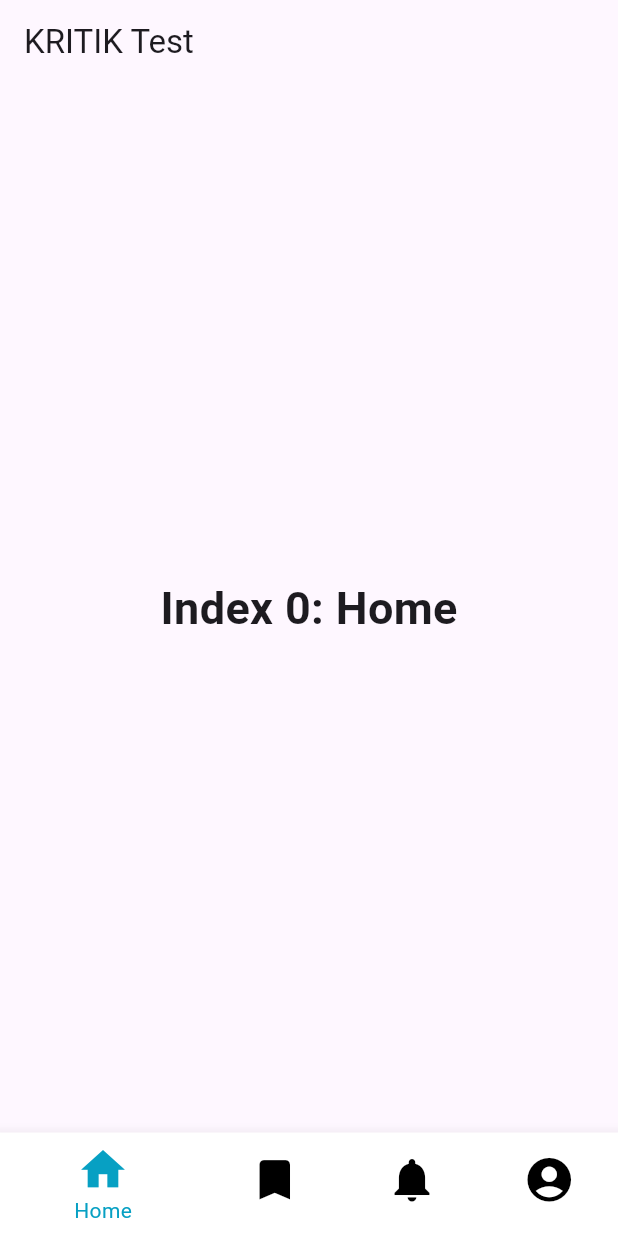
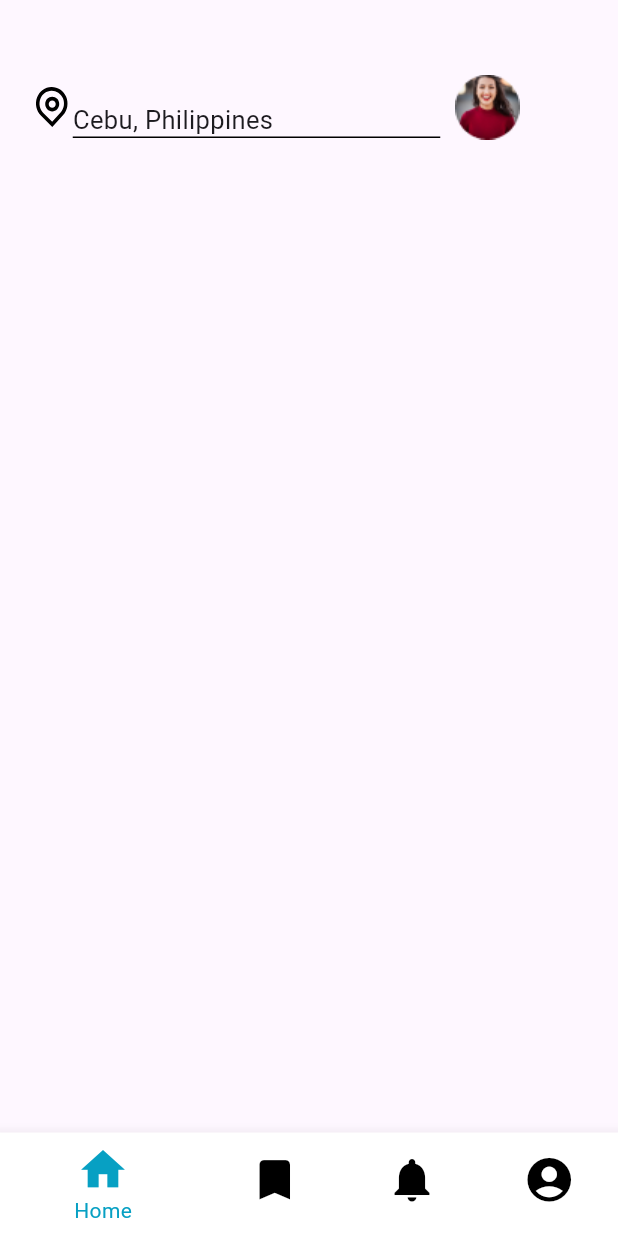
Before and after one commit to Krt-dev/KRITIK_v2023, a Flutter app: the screen it shows after launch, on a phone screen of 412 x 824 dp. Run offline on Flutter 3.47's test engine with Material 2 defaults, Android fonts, the phone set to English and light mode, and no system bars; our stand-ins replace flutter_svg.

Commit message:
profile and city or location bar

```diff
--- /dev/null
+++ b/kritik_version_2023/lib/components/home_page.dart
@@ -0,0 +1,21 @@
+import 'package:flutter/material.dart';
+import 'package:kritik_version_2023/components/search_bar_profile.dart';
+
+class HomePage extends StatefulWidget {
+  const HomePage({super.key});
+
+  @override
+  State<HomePage> createState() => _HomePageState();
+}
+
+class _HomePageState extends State<HomePage> {
+  @override
+  Widget build(BuildContext context) {
+    return const Column(children: [
+      Padding(
+        padding: EdgeInsets.only(top: 50),
+        child: SearchBarAndProfile(),
+      ),
+    ]);
+  }
+}
--- /dev/null
+++ b/kritik_version_2023/lib/components/search_bar_profile.dart
@@ -0,0 +1,51 @@
+import 'package:flutter/material.dart';
+import 'package:flutter_svg/flutter_svg.dart';
+
+class SearchBarAndProfile extends StatefulWidget {
+  const SearchBarAndProfile({super.key});
+
+  @override
+  State<SearchBarAndProfile> createState() => _SearchBarAndProfileState();
+}
+
+class _SearchBarAndProfileState extends State<SearchBarAndProfile> {
+  @override
+  Widget build(BuildContext context) {
+    return Column(
+      children: [
+        Row(
+          children: [
+            Padding(
+              padding: const EdgeInsets.only(left: 20),
+              child: SvgPicture.asset(
+                "assets/images/locationIcon.svg",
+                height: 30,
+                width: 28.5,
+              ),
+            ),
+            Padding(
+              padding: const EdgeInsets.only(top: 17, right: 10),
+              child: Container(
+                  height: 24,
+                  width: 245,
+                  decoration: const BoxDecoration(
+                      border: Border(
+                          bottom: BorderSide(width: 1.0, color: Colors.black))),
+                  child: const Text(
+                    "Cebu, Philippines",
+                    style: TextStyle(fontSize: 17),
+                  )),
+            ),
+            Container(
+              height: 43,
+              width: 43,
+              decoration:
+                  BoxDecoration(borderRadius: BorderRadius.circular(20)),
+              child: Image.asset("assets/images/profile1.png"),
+            ),
+          ],
+        )
+      ],
+    );
+  }
+}
--- a/kritik_version_2023/lib/main.dart
+++ b/kritik_version_2023/lib/main.dart
@@ -1,4 +1,5 @@
 import 'package:flutter/material.dart';
+import 'components/home_page.dart';
 
 void main() {
   runApp(const MyApp());
@@ -7,11 +8,11 @@ void main() {
 class MyApp extends StatelessWidget {
   const MyApp({super.key});
 
-
   @override
   Widget build(BuildContext context) {
     return MaterialApp(
       title: 'Flutter Demo',
+      debugShowCheckedModeBanner: false,
       theme: ThemeData(
         colorScheme: ColorScheme.fromSeed(seedColor: Colors.deepPurple),
         useMaterial3: true,
@@ -32,25 +33,9 @@ class MyHomePage extends StatefulWidget {
 
 class _MyHomePageState extends State<MyHomePage> {
   int _selectedIndex = 0;
-  static const TextStyle optionStyle =
-      TextStyle(fontSize: 30, fontWeight: FontWeight.bold);
-  static const List<Widget> _widgetOptions = <Widget>[
-    Text(
-      'Index 0: Home',
-      style: optionStyle,
-    ),
-    Text(
-      'Index 1: Saved',
-      style: optionStyle,
-    ),
-    Text(
-      'Index 2: Notification',
-      style: optionStyle,
-    ),
-    Text(
-      'Index 3: Profile',
-      style: optionStyle,
-    ),
+
+  static const List<Widget> _pages = <Widget>[
+    HomePage(),
   ];
 
   void _onItemTapped(int index) {
@@ -62,11 +47,11 @@ class _MyHomePageState extends State<MyHomePage> {
   @override
   Widget build(BuildContext context) {
     return Scaffold(
-      appBar: AppBar(
-        title: const Text('KRITIK Test'),
-      ),
+      // appBar: AppBar(
+      //   title: const Text('KRITIK Test'),
+      // ),
       body: Center(
-        child: _widgetOptions.elementAt(_selectedIndex),
+        child: _pages.elementAt(_selectedIndex),
       ),
       bottomNavigationBar: BottomNavigationBar(
         items: const <BottomNavigationBarItem>[
--- a/kritik_version_2023/pubspec.yaml
+++ b/kritik_version_2023/pubspec.yaml
@@ -35,6 +35,7 @@ dependencies:
   # The following adds the Cupertino Icons font to your application.
   # Use with the CupertinoIcons class for iOS style icons.
   cupertino_icons: ^1.0.2
+  flutter_svg: ^2.0.9
 
 dev_dependencies:
   flutter_test:
@@ -59,8 +60,8 @@ flutter:
   uses-material-design: true
 
   # To add assets to your application, add an assets section, like this:
-  # assets:
-  #   - images/a_dot_burr.jpeg
+  assets:
+    - assets/images/
   #   - images/a_dot_ham.jpeg
 
   # An image asset can refer to one or more resolution-specific "variants", see
```
Also changed, not shown: kritik_version_2023/assets/images/locationIcon.svg (added), kritik_version_2023/assets/images/profile.png (added), kritik_version_2023/assets/images/profile1.png (added), kritik_version_2023/pubspec.lock, 3 other files.
